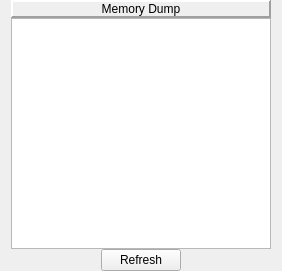
Old version of the form memorydumppane.ui in the repository WarlockD/pep8-1.
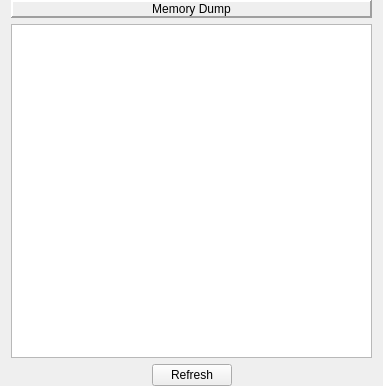
New version of the form.

What changed in the file:
```diff
--- a/memorydumppane.ui
+++ b/memorydumppane.ui
@@ -6,8 +6,8 @@
    <rect>
     <x>0</x>
     <y>0</y>
-    <width>282</width>
-    <height>271</height>
+    <width>383</width>
+    <height>386</height>
    </rect>
   </property>
   <property name="windowTitle">
@@ -21,11 +21,6 @@
     <number>0</number>
    </property>
    <item>
-    <layout class="QVBoxLayout">
-     <property name="spacing">
-      <number>0</number>
-     </property>
-     <item>
       <widget class="QLabel" name="pepMemoryDumpLabel">
        <property name="frameShape">
         <enum>QFrame::Panel</enum>
@@ -103,8 +98,7 @@
       </layout>
      </item>
     </layout>
-   </item>
-  </layout>
+  <zorder></zorder>
   <zorder></zorder>
  </widget>
  <resources/>
```
Lines whose indentation alone changed are shown as unchanged.
